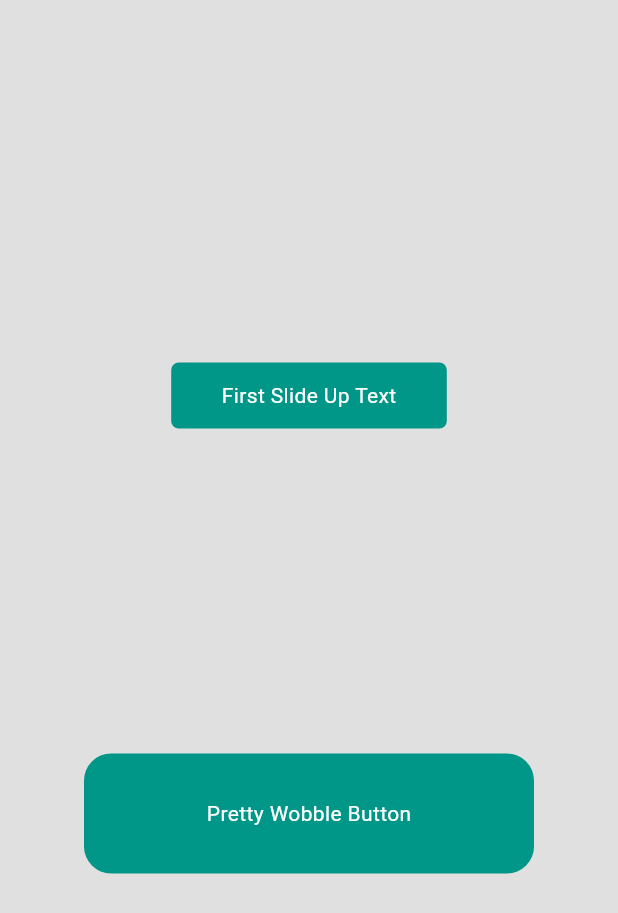
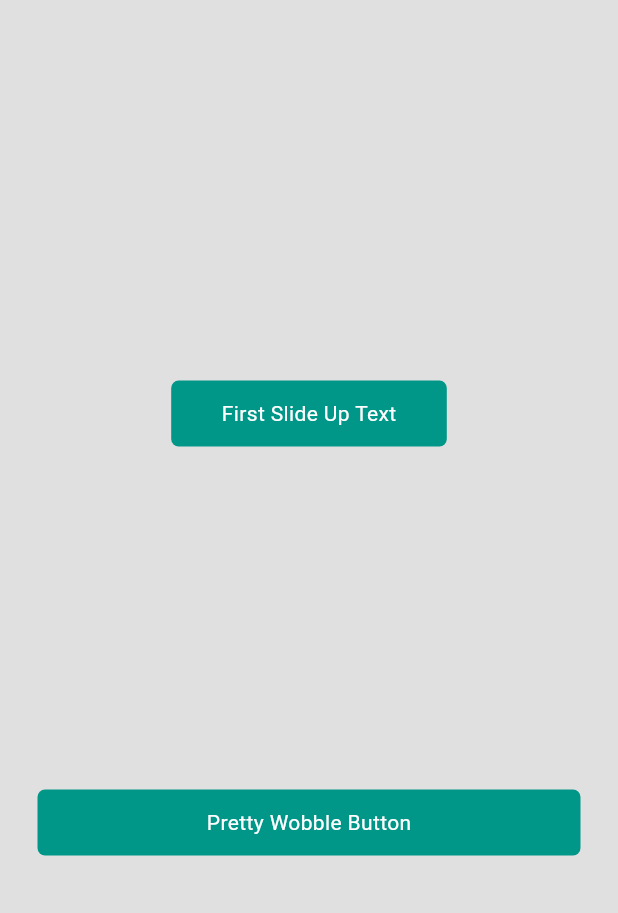
Before and after one commit to YeLwinOo-Steve/pretty_animated_buttons, a Flutter app: the screen it shows after launch, on a phone screen of 412 x 824 dp. Shown: the top 913 px of the screen. Run offline on Flutter 3.47's test engine with Material 3 defaults, Android fonts, the phone set to English and light mode, and no system bars; our stand-ins replace flutter_inset_shadow.

Commit message:
updated: wobble button style

```diff
--- a/lib/widgets/pretty_wobble_button.dart
+++ b/lib/widgets/pretty_wobble_button.dart
@@ -1,16 +1,27 @@
 import 'dart:math';
 
 import 'package:flutter/material.dart';
+import 'package:pretty_animated_buttons/configs/pkg_sizes.dart';
 
 class WobbleButton extends StatefulWidget {
-  final Widget child;
-  final VoidCallback onPressed;
-
   const WobbleButton({
     Key? key,
     required this.child,
     required this.onPressed,
+    this.padding = const EdgeInsets.symmetric(vertical: s12, horizontal: s24),
+    this.bgColor = Colors.teal,
+    this.borderRadius = s5,
+    this.duration = duration500,
+    this.curve = Curves.easeInOut,
   }) : super(key: key);
+
+  final Widget child;
+  final VoidCallback onPressed;
+  final Color bgColor;
+  final double borderRadius;
+  final Duration duration;
+  final Curve curve;
+  final EdgeInsetsGeometry padding;
 
   @override
   State<WobbleButton> createState() => _WobbleButtonState();
@@ -26,7 +37,7 @@ class _WobbleButtonState extends State<WobbleButton>
   void initState() {
     super.initState();
     _controller = AnimationController(
-      duration: const Duration(milliseconds: 2500),
+      duration: widget.duration,
       vsync: this,
     );
     _animation = TweenSequence<double>([
@@ -67,20 +78,18 @@ class _WobbleButtonState extends State<WobbleButton>
           transform: Matrix4.skew(_animation.value, _animation.value),
           child: GestureDetector(
             onTap: () {
-              _controller.reset();
-              _controller.forward();
+              _controller
+                ..reset()
+                ..forward();
               widget.onPressed();
             },
             child: Container(
+              padding: widget.padding,
               decoration: BoxDecoration(
-                borderRadius: BorderRadius.circular(18),
-                color: Colors.teal,
+                borderRadius: BorderRadius.circular(widget.borderRadius),
+                color: widget.bgColor,
               ),
-              width: 300,
-              height: 80,
-              child: Center(
-                child: widget.child,
-              ),
+              child: Center(child: widget.child),
             ),
           ),
         );
```
